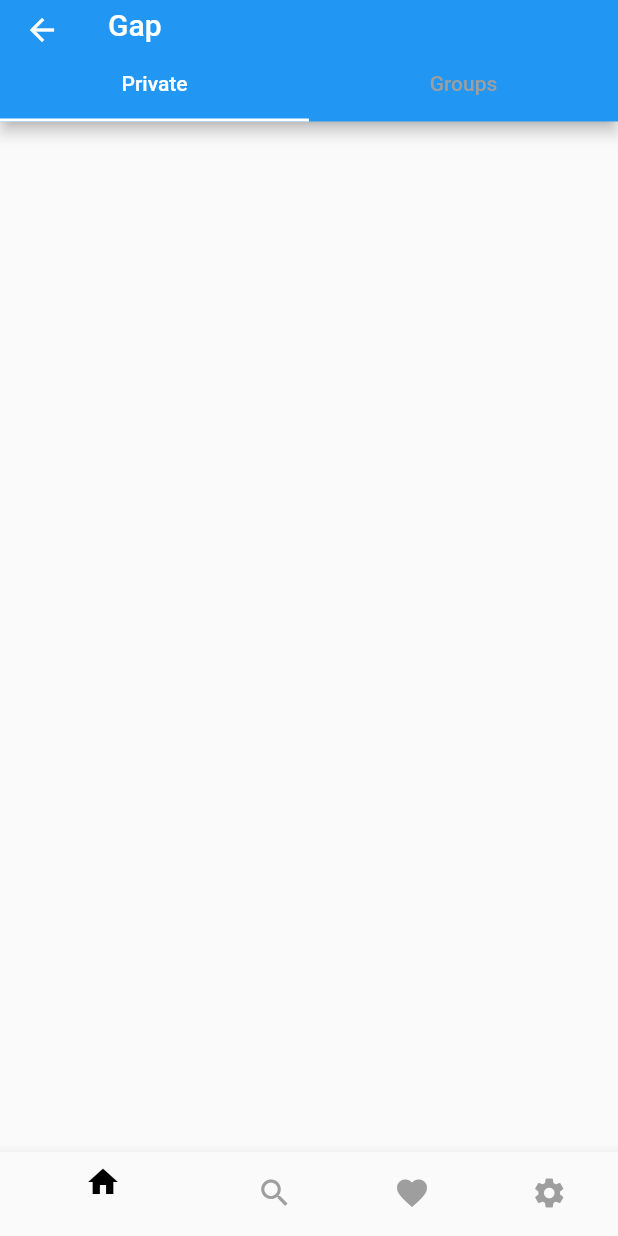
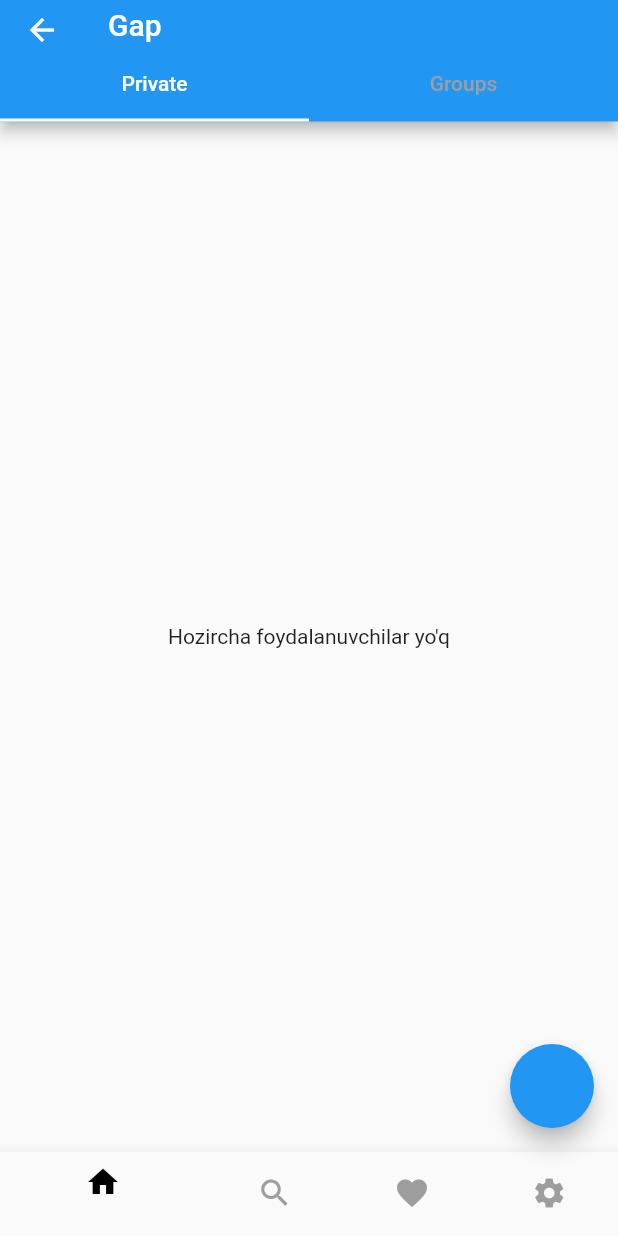
Before and after one commit to BekzodGayratov/Gap-chat-app, a Flutter app: the HomeScreen screen opened by its route, on a phone screen of 412 x 824 dp. Run offline on Flutter 3.47's test engine with Material 2 defaults, Android fonts, the phone set to English and light mode, and no system bars; our stand-ins replace animate_do, cloud_firestore, firebase_auth, firebase_core, flutter_svg; accounts and stored records are empty; project files that could hold a hidden picture were left out.

Commit message:
some bugs fixed

```diff
--- a/lib/services/fireStore_service.dart
+++ b/lib/services/fireStore_service.dart
@@ -1,9 +1,14 @@
+import 'dart:math';
+
+import 'package:chatapp/services/firebase_auth_service.dart';
 import 'package:cloud_firestore/cloud_firestore.dart';
+import 'package:firebase_core/firebase_core.dart';
 
 class FireStoreService {
   List<Map<String, dynamic>> usersProfilePic = [];
   static final fireStore = FirebaseFirestore.instance;
   static DocumentSnapshot<Map<String, dynamic>>? private;
+  static Set allUsers = {};
 
   static readValue({required String collection}) async {
     try {
@@ -21,4 +26,16 @@ class FireStoreService {
   static removeData(String id) async {
     await fireStore.doc("group/$id").delete();
   }
+
+  static getUsers() async {
+    await fireStore.collection("users").get().then((QuerySnapshot value) {
+      allUsers.clear();
+      for (var element in value.docs) {
+        if (element.id != FirebaseAuthService.auth.currentUser!.uid) {
+          allUsers.add((element.data() as Map));
+        }
+      }
+    });
+    return allUsers;
+  }
 }
--- a/lib/view/pages/sign_up_with_email.dart
+++ b/lib/view/pages/sign_up_with_email.dart
@@ -103,8 +103,7 @@ class SignUpWithEmailPage extends StatelessWidget {
   ok2() async {
     await FireStoreService.fireStore
         .collection("users")
-        .doc(FirebaseAuthService.auth.currentUser!.email ??
-            FirebaseAuthService.auth.currentUser!.phoneNumber.toString())
+        .doc(FirebaseAuthService.auth.currentUser!.uid.toString())
         .set({
       "displayName": _nameController.text,
       "profilePic": FirebaseAuthService.auth.currentUser!.photoURL,
--- a/lib/view/pages/verify_page.dart
+++ b/lib/view/pages/verify_page.dart
@@ -80,8 +80,7 @@ class VerifyPage extends StatelessWidget {
   ok2() async {
     await FireStoreService.fireStore
         .collection("users")
-        .doc(FirebaseAuthService.auth.currentUser!.email ??
-            FirebaseAuthService.auth.currentUser!.phoneNumber.toString())
+        .doc(FirebaseAuthService.auth.currentUser!.uid.toString())
         .set({
       "displayName": FirebaseAuthService.auth.currentUser!.displayName.toString(),
       "profilePic": "https://eitrawmaterials.eu/wp-content/uploads/2016/09/person-icon.png",
--- a/lib/view/screens/chats_screen.dart
+++ b/lib/view/screens/chats_screen.dart
@@ -1,6 +1,7 @@
+import 'dart:math';
+
 import 'package:animate_do/animate_do.dart';
 import 'package:chatapp/services/fireStore_service.dart';
-import 'package:chatapp/services/firebase_auth_service.dart';
 import 'package:cloud_firestore/cloud_firestore.dart';
 import 'package:flutter/material.dart';
 
@@ -8,12 +9,13 @@ class ChatsScreen extends StatelessWidget {
   ChatsScreen({Key? key}) : super(key: key);
   final CollectionReference privateUsers =
       FirebaseFirestore.instance.collection("users");
+  List users = [];
 
   @override
   Widget build(BuildContext context) {
-    return FutureBuilder<QuerySnapshot>(
-      future: privateUsers.get(),
-      builder: (context, AsyncSnapshot<QuerySnapshot> snapshot) {
+    return FutureBuilder(
+      future: FireStoreService.getUsers(),
+      builder: (context, AsyncSnapshot snapshot) {
         if (!snapshot.hasData) {
           return const Center(
             child: CircularProgressIndicator.adaptive(),
@@ -23,42 +25,35 @@ class ChatsScreen extends StatelessWidget {
             child: Text("ERROR"),
           );
         } else {
-          return Column(
+          return FireStoreService.allUsers.isEmpty
+              ? const Center(
+                  child: Text("Hozircha foydalanuvchilar yo'q"),
+                )
+              : Column(
                   children: [
                     Expanded(
                       child: ListView.builder(
                           itemBuilder: (conte, index) {
-                      QuerySnapshot<Map<String, dynamic>> data;
-                      FireStoreService.fireStore
-                          .collection(
-                              "users/${snapshot.data!.docs[index].id}/message")
-                          .get()
-                          .then((value) {
-                        data = value;
-                      });
                             return FadeInUp(
                               child: Card(
                                 child: InkWell(
                                   child: ListTile(
                                     leading: CircleAvatar(
-                                backgroundImage: NetworkImage(
-                                    (snapshot.data!.docs[index].data()
-                                        as Map)["profilePic"]),
                                       radius: 25.0,
+                                      backgroundImage: profilePic(index),
                                     ),
-                              title: Text((snapshot.data!.docs[index].data()
-                                      as Map)["displayName"]
-                                  .toString()),
-                              subtitle: Text(""),
+                                    title: Text(FireStoreService.allUsers
+                                        .toList()[index]["displayName"]),
+                                    subtitle: const Text(""),
                                   ),
                                   onTap: () {
-                              print(snapshot.data!.docs[index].id);
                                     Navigator.pushNamed(context, '/chatPage',
                                         arguments: [
                                           (snapshot.data!.docs[index].data()
                                                   as Map)["displayName"]
                                               .toString(),
-                                    snapshot.data!.docs[index].id.toString(),
+                                          snapshot.data!.docs[index].id
+                                              .toString(),
                                           (snapshot.data!.docs[index].data()
                                                   as Map)["profilePic"]
                                               .toString(),
@@ -68,7 +63,7 @@ class ChatsScreen extends StatelessWidget {
                               ),
                             );
                           },
-                    itemCount: snapshot.data!.docs.length),
+                          itemCount: FireStoreService.allUsers.toList().length),
                     )
                   ],
                 );
@@ -76,4 +71,13 @@ class ChatsScreen extends StatelessWidget {
       },
     );
   }
+
+  profilePic(int index) {
+    if (FireStoreService.allUsers.isEmpty) {
+      return const AssetImage("");
+    } else {
+      return NetworkImage(
+          FireStoreService.allUsers.toList()[index]["profilePic"]);
     }
+  }
+}
--- a/lib/view/screens/home_screen.dart
+++ b/lib/view/screens/home_screen.dart
@@ -1,4 +1,5 @@
 import 'package:chatapp/core/components/tab_bar_comp.dart';
+import 'package:chatapp/services/fireStore_service.dart';
 import 'package:chatapp/view/screens/chats_screen.dart';
 import 'package:flutter/material.dart';
 
@@ -46,6 +47,9 @@ class _HomePageState extends State<HomeScreen> with TickerProviderStateMixin {
           BottomNavigationBarItem(icon: Icon(Icons.settings), label: ""),
         ],
       ),
+      floatingActionButton: FloatingActionButton(onPressed: () async {
+        FireStoreService.getUsers();
+      }),
     );
   }
 }
```
Also changed, not shown: assets/person.png (added). Lines whose indentation alone changed are shown as unchanged.
